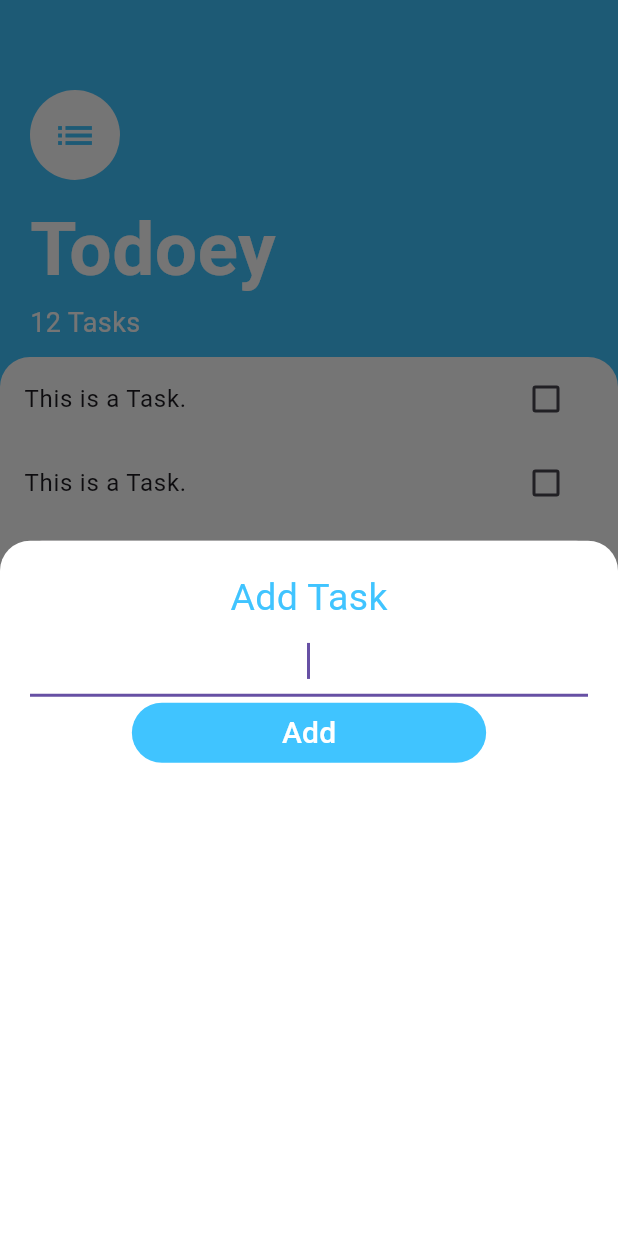
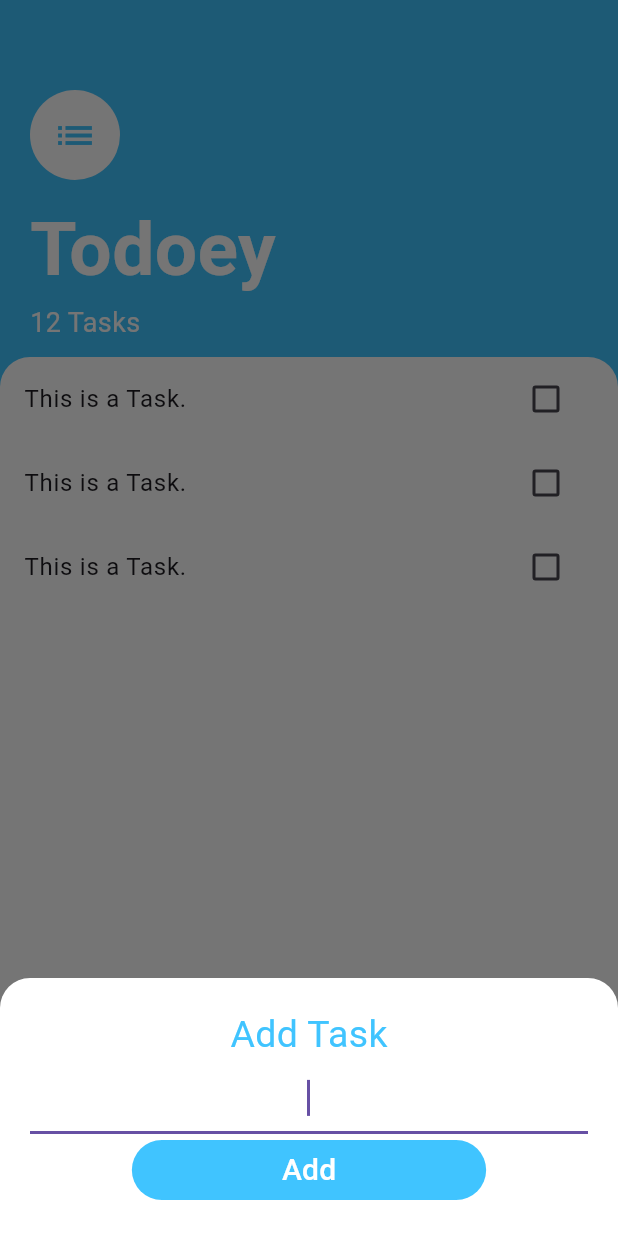
Before and after one commit to MongkolchaiTue/todoey_flutter_state, a Flutter app: the screen it shows after launch, after a tap on the "add" icon, on a phone screen of 412 x 824 dp. Run offline on Flutter 3.47's test engine with Material 3 defaults, Android fonts, the phone set to English and light mode, and no system bars.

```diff
--- a/lib/screens/task_title.dart
+++ b/lib/screens/task_title.dart
@@ -1,20 +1,51 @@
 import 'package:flutter/material.dart';
 
-class TasksTitle extends StatelessWidget {
+class TasksTitle extends StatefulWidget {
+
   const TasksTitle({
     super.key,
   });
 
   @override
+  State<TasksTitle> createState() => _TasksTitleState();
+}
+
+class _TasksTitleState extends State<TasksTitle> {
+  bool isChecked = false;
+
+  @override
   Widget build(BuildContext context) {
     return ListTile(
-      title: const Text('This is a Task.'),
-      trailing: Checkbox(
-        value: false,
-        onChanged: (bool? value) {
-          print(value);
-        },
+      title: Text(
+        'This is a Task.',
+        style: TextStyle(
+            decoration: isChecked ? TextDecoration.lineThrough : null),
+      ),
+      trailing:  TaskCheckbox(
+          checkboxState: isChecked,
+          toggleCheckboxState: () => (checkboxState) {
+            setState(() {
+              isChecked = checkboxState;
+            });
+            print("check box state2");
+          },
       ),
     );
   }
 }
+
+class TaskCheckbox extends StatelessWidget {
+  TaskCheckbox({super.key, required this.checkboxState, required this.toggleCheckboxState});
+
+  bool checkboxState;
+  Function() toggleCheckboxState;
+
+  @override
+  Widget build(BuildContext context) {
+    return Checkbox(
+      activeColor: Colors.lightBlueAccent,
+      value: checkboxState,
+      onChanged: (newValue) => toggleCheckboxState,
+    );
+  }
+}
--- a/lib/screens/tasks_screen.dart
+++ b/lib/screens/tasks_screen.dart
@@ -14,17 +14,28 @@ class TasksScreen extends StatelessWidget {
           child: const Icon(
             Icons.add,
           ),
-        onPressed: (){
+          onPressed: () {
             showModalBottomSheet(
                 context: context,
-              builder: (context) => AddTaskScreen(),
-          );
-        },
+                isScrollControlled: true,
+                builder: (context) => SingleChildScrollView(
+                        child: Container(
+                      padding: EdgeInsets.only(
+                          bottom: MediaQuery.of(context).viewInsets.bottom),
+                      child: const AddTaskScreen(),
+                    )));
+          }
+          // onPressed: (){
+          //   showModalBottomSheet(
+          //       context: context,
+          //       builder: (context) => const AddTaskScreen(),
+          //   );
+          // },
 
           ),
       body: Container(
-        padding: const EdgeInsets.only(top: 60, left:  0, right: 0,bottom: 30),
-        child: Column (
+        padding: const EdgeInsets.only(top: 60, left: 0, right: 0, bottom: 30),
+        child: Column(
           mainAxisAlignment: MainAxisAlignment.start,
           crossAxisAlignment: CrossAxisAlignment.start,
           children: [
@@ -43,14 +54,12 @@ class TasksScreen extends StatelessWidget {
             ),
             const Padding(
               padding: EdgeInsets.only(left: 20.0, top: 10.0),
-              child: Text(
-                'Todoey',
+              child: Text('Todoey',
                   style: TextStyle(
                     color: Colors.white,
                     fontSize: 50.0,
                     fontWeight: FontWeight.w700,
-                )
-              ),
+                  )),
             ),
             const Padding(
               padding: EdgeInsets.only(left: 20.0),
@@ -73,8 +82,7 @@ class TasksScreen extends StatelessWidget {
                     borderRadius: BorderRadius.only(
                       topLeft: Radius.circular(20.0),
                       topRight: Radius.circular(20.0),
-                  )
-                ),
+                    )),
                 child: const TasksList(),
               ),
             ),
```
Lines whose indentation alone changed are shown as unchanged.
